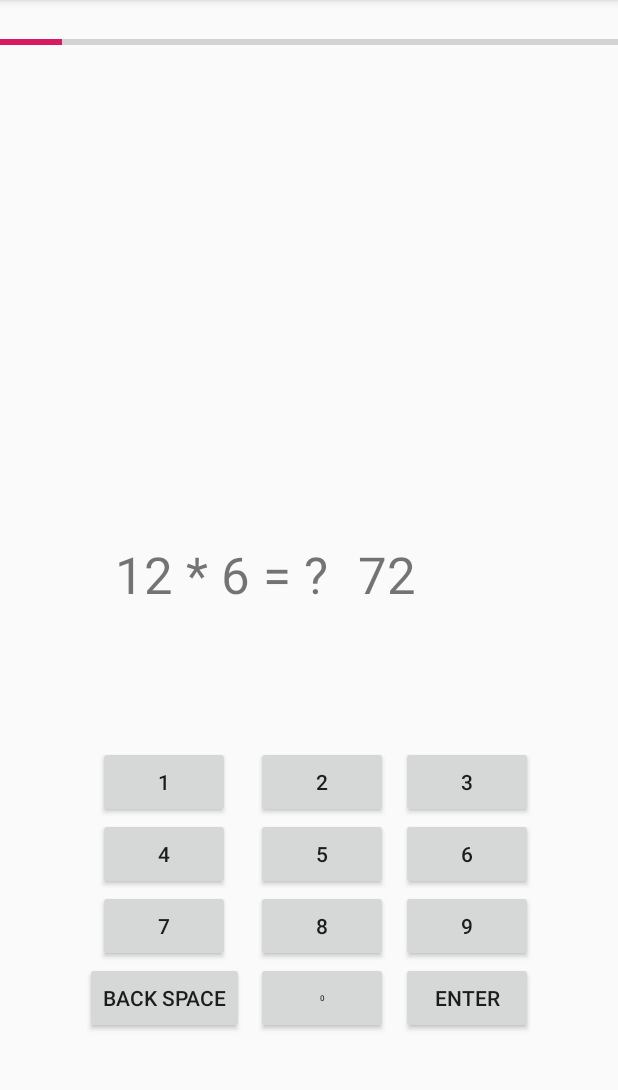
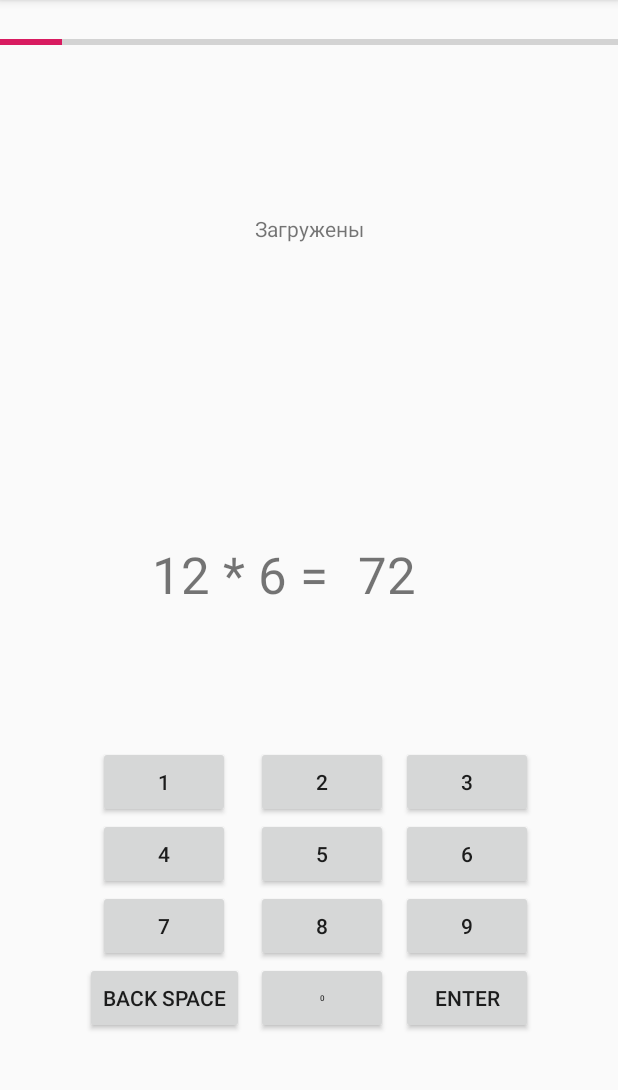
Before and after one commit to kamar19/Umnozhka2, an Android app: the screen it shows after launch (MainActivity), on a phone screen of 412 x 824 dp, the part 84-1174 px from its top. Run offline under Robolectric (Android 15) with nearby library versions, the light colour scheme and no system bars.

Commit message:
Add menu, run preferenses

```diff
--- a/app/src/main/java/com/example/umnozhka/MainActivity.java
+++ b/app/src/main/java/com/example/umnozhka/MainActivity.java
@@ -10,6 +10,7 @@ import android.view.MenuItem;
 import android.view.View;
 import android.widget.Button;
 import android.widget.TextView;
+import android.widget.Toast;
 
 import androidx.appcompat.app.AppCompatActivity;
 
@@ -29,13 +30,13 @@ public class MainActivity extends AppCompatActivity implements View.OnClickListe
     private static int SETTINGS_ADD_RANGE_MAX;  // Конец диапозона сложения
     private static boolean SETTINGS_MULTIPLY_1; // Умножение на 1
     private static boolean SETTINGS_MULTIPLY_2; // Умножение на 2
-//    private static boolean SETTINGS_MULTIPLY_3; //
-//    private static boolean SETTINGS_MULTIPLY_4; //
-//    private static boolean SETTINGS_MULTIPLY_5; //
-//    private static boolean SETTINGS_MULTIPLY_6; //
-//    private static boolean SETTINGS_MULTIPLY_7; //
-//    private static boolean SETTINGS_MULTIPLY_8; //
-//    private static boolean SETTINGS_MULTIPLY_9; //
+    private static boolean SETTINGS_MULTIPLY_3; //
+    private static boolean SETTINGS_MULTIPLY_4; //
+    private static boolean SETTINGS_MULTIPLY_5; //
+    private static boolean SETTINGS_MULTIPLY_6; //
+    private static boolean SETTINGS_MULTIPLY_7; //
+    private static boolean SETTINGS_MULTIPLY_8; //
+    private static boolean SETTINGS_MULTIPLY_9; //
     private static boolean SETTINGS_MULTIPLY_10;//
     private static int SETTINGS_TIME_BETWEEN_SESSIONS; // Время между сеансами
     private static int SETTINGS_COUNT_TASK;            // Задач в сеанс
@@ -71,6 +72,10 @@ public class MainActivity extends AppCompatActivity implements View.OnClickListe
 
 
     /** Called when the activity is first created. */
+
+
+
+
     public void onCreate(Bundle savedInstanceState) {
         super.onCreate(savedInstanceState);
         setContentView(R.layout.activity_main);
@@ -129,63 +134,74 @@ public class MainActivity extends AppCompatActivity implements View.OnClickListe
         sharedPreferences = getSharedPreferences(PREFERENCES_SETTINGS_NAME, Context.MODE_PRIVATE);
 
         if(sharedPreferences!= null) {
+            // по умолчанию, если нет настроек создаются
+//            Toast toast = Toast.makeText(getApplicationContext(),
+//                    "Настройки Созданы!", Toast.LENGTH_SHORT);
+//            toast.show();
+            textViewAnswerShow5.setVisibility(View.VISIBLE) ;
+            textViewAnswerShow5.setText(R.string.SettingsLoad);
+            LoadPreferences();
 
-            sharedPreferences.getBoolean("SETTINGS_MULTIPLY", true);
-            sharedPreferences.getBoolean("SETTINGS_DIVIDE", false);
-            sharedPreferences.getBoolean("SETTINGS_SUBTRAC", false);
-            sharedPreferences.getBoolean("SETTINGS_ADD", false);
-            sharedPreferences.getInt("SETTINGS_ADD_RANGE_MIN", 1);
-            sharedPreferences.getInt("SETTINGS_ADD_RANGE_MAX", 100);
-            sharedPreferences.getBoolean("SETTINGS_MULTIPLY_1", false);
-            sharedPreferences.getBoolean("SETTINGS_MULTIPLY_2", true);
-//            sharedPreferences.getBoolean("SETTINGS_MULTIPLY_3", true);
-//            sharedPreferences.getBoolean("SETTINGS_MULTIPLY_4", true);
-//            sharedPreferences.getBoolean("SETTINGS_MULTIPLY_5", true);
-//            sharedPreferences.getBoolean("SETTINGS_MULTIPLY_6", true);
-//            sharedPreferences.getBoolean("SETTINGS_MULTIPLY_7", true);
-//            sharedPreferences.getBoolean("SETTINGS_MULTIPLY_8", true);
-//            sharedPreferences.getBoolean("SETTINGS_MULTIPLY_9", true);
-            sharedPreferences.getBoolean("SETTINGS_MULTIPLY_10", false);
+
+        } else {
+
+//            Toast toast = Toast.makeText(getApplicationContext(),
+//                    "Настройки Загружены!", Toast.LENGTH_SHORT);
+//            toast.show();
+            // устанавливаем значение констант по умолчанию и сохраняем их в настройках
+            SETTINGS_MULTIPLY = true;
+            SETTINGS_DIVIDE = false;
+            SETTINGS_SUBTRAC = false;
+            SETTINGS_ADD = false;
+            SETTINGS_ADD_RANGE_MIN = 1;
+            SETTINGS_ADD_RANGE_MAX = 100;
+            SETTINGS_MULTIPLY_1 = false;
+            SETTINGS_MULTIPLY_2 = true;
+            SETTINGS_MULTIPLY_3 = true;
+            SETTINGS_MULTIPLY_4 = true;
+            SETTINGS_MULTIPLY_5 = true;
+            SETTINGS_MULTIPLY_6 = true;
+            SETTINGS_MULTIPLY_7 = true;
+            SETTINGS_MULTIPLY_8 = true;
+            SETTINGS_MULTIPLY_9 = true;
+            SETTINGS_MULTIPLY_10 = true;
 //            sharedPreferences.getInt("SETTINGS_TIME_BETWEEN_SESSIONS", 100);
 //            sharedPreferences.getInt("SETTINGS_COUNT_TASK", 12);
-            sharedPreferences.getBoolean("SETTINGS_RECORD", true);
+            SETTINGS_RECORD = true;
 //            sharedPreferences.getInt("SETTINGS_TIME_TASK", 30);
 //            sharedPreferences.getInt("SETTINGS_TIME_SESSION", 360);
-        } else {
-            SharedPreferences.Editor editorSharedPreferences = sharedPreferences.edit();
-            editorSharedPreferences.putBoolean("SETTINGS_MULTIPLY", SETTINGS_MULTIPLY);
-            editorSharedPreferences.putBoolean("SETTINGS_DIVIDE", SETTINGS_DIVIDE);
-            editorSharedPreferences.putBoolean("SETTINGS_SUBTRAC", SETTINGS_SUBTRAC);
-            editorSharedPreferences.putBoolean("SETTINGS_ADD", SETTINGS_ADD);
-            editorSharedPreferences.putInt("SETTINGS_ADD_RANGE_MIN", SETTINGS_ADD_RANGE_MIN);
-            editorSharedPreferences.putInt("SETTINGS_ADD_RANGE_MAX", SETTINGS_ADD_RANGE_MAX);
-            editorSharedPreferences.putBoolean("SETTINGS_MULTIPLY_1", SETTINGS_MULTIPLY_1);
-            editorSharedPreferences.putBoolean("SETTINGS_MULTIPLY_2", SETTINGS_MULTIPLY_2);
-//            editorSharedPreferences.putBoolean("SETTINGS_MULTIPLY_3", SETTINGS_MULTIPLY_3);
-//            editorSharedPreferences.putBoolean("SETTINGS_MULTIPLY_4", SETTINGS_MULTIPLY_4);
-//            editorSharedPreferences.putBoolean("SETTINGS_MULTIPLY_5", SETTINGS_MULTIPLY_5);
-//            editorSharedPreferences.putBoolean("SETTINGS_MULTIPLY_6", SETTINGS_MULTIPLY_6);
-//            editorSharedPreferences.putBoolean("SETTINGS_MULTIPLY_7", SETTINGS_MULTIPLY_7);
-//            editorSharedPreferences.putBoolean("SETTINGS_MULTIPLY_8", SETTINGS_MULTIPLY_8);
-//            editorSharedPreferences.putBoolean("SETTINGS_MULTIPLY_9", SETTINGS_MULTIPLY_9);
-            editorSharedPreferences.putBoolean("SETTINGS_MULTIPLY_10", SETTINGS_MULTIPLY_10);
-//            editorSharedPreferences.putBoolean("SETTINGS_TIME_BETWEEN_SESSIONS", SETTINGS_TIME_BETWEEN_SESSIONS);
-//            editorSharedPreferences.putBoolean("SETTINGS_COUNT_TASK", SETTINGS_COUNT_TASK);
-            editorSharedPreferences.putBoolean("SETTINGS_RECORD", SETTINGS_RECORD);
-//            editorSharedPreferences.putBoolean("SETTINGS_TIME_TASK", SETTINGS_TIME_TASK);
-//            editorSharedPreferences.putBoolean("SSETTINGS_TIME_SESSION", SETTINGS_TIME_SESSION);
-//            editorSharedPreferences.putBoolean("SETTINGS_TIME_SESSION", SETTINGS_MULTIPLY_10);
+            textViewAnswerShow5.setVisibility(View.VISIBLE) ;
+            textViewAnswerShow5.setText(R.string.SettingsSave);
+
+            SavePreferences();
 
         }
+    }
+    @Override
+    public boolean onCreateOptionsMenu(Menu menu) {
+//        MenuItem mi = menu.add(0, 1, 0, R.string.menu_Preferences);
 
-
-
+//        menu.add(0, 2, 0, R.string.menu_Exit);
+//
+//        mi.setIntent(new Intent(this, PrefActivity.class));
+//        return super.onCreateOptionsMenu(menu);
+        getMenuInflater().inflate(R.menu.um_menu, menu);
+        return true;
     }
 
-    public boolean onCreateOptionsMenu(Menu menu) {
-        MenuItem mi = menu.add(0, 1, 0, "@string/Preferences");
-        mi.setIntent(new Intent(this, PrefActivity.class));
-        return super.onCreateOptionsMenu(menu);
+    @Override
+    public boolean onOptionsItemSelected(MenuItem item) {
+        switch(item.getItemId()){
+            case R.id.menu_Preferences :
+//                item.setIntent(new Intent(this, PrefActivity.class));
+                Intent intent = new Intent(this, PrefActivity.class);
+                startActivity(intent);
+                return true;
+            case R.id.save_Exit:
+                this.finish();
+                return true;
+        }
+        return super.onOptionsItemSelected(item);
     }
 
     @Override
@@ -229,7 +245,8 @@ public class MainActivity extends AppCompatActivity implements View.OnClickListe
                 break;
             case R.id.buttonBackSpace:
             {
-                textViewAnswerShowBasic.setText(tempQuestion.substring(0,tempQuestion.length()-1) );
+                String tempSatring = tempQuestion.substring(0,tempQuestion.length()-2);
+                textViewAnswerShowBasic.setText("1");
 //                android:background="@drawable/baselinebackspaceblack18dp"
                 break;
             }
@@ -238,4 +255,60 @@ public class MainActivity extends AppCompatActivity implements View.OnClickListe
 
         }
     }
+    private void SavePreferences() {
+        SharedPreferences.Editor editorSharedPreferences = sharedPreferences.edit();
+        editorSharedPreferences.putBoolean("SETTINGS_MULTIPLY", SETTINGS_MULTIPLY);
+        editorSharedPreferences.putBoolean("SETTINGS_DIVIDE", SETTINGS_DIVIDE);
+        editorSharedPreferences.putBoolean("SETTINGS_SUBTRAC", SETTINGS_SUBTRAC);
+        editorSharedPreferences.putBoolean("SETTINGS_ADD", SETTINGS_ADD);
+        editorSharedPreferences.putInt("SETTINGS_ADD_RANGE_MIN", SETTINGS_ADD_RANGE_MIN);
+        editorSharedPreferences.putInt("SETTINGS_ADD_RANGE_MAX", SETTINGS_ADD_RANGE_MAX);
+        editorSharedPreferences.putBoolean("SETTINGS_MULTIPLY_1", SETTINGS_MULTIPLY_1);
+        editorSharedPreferences.putBoolean("SETTINGS_MULTIPLY_2", SETTINGS_MULTIPLY_2);
+            editorSharedPreferences.putBoolean("SETTINGS_MULTIPLY_3", SETTINGS_MULTIPLY_3);
+            editorSharedPreferences.putBoolean("SETTINGS_MULTIPLY_4", SETTINGS_MULTIPLY_4);
+            editorSharedPreferences.putBoolean("SETTINGS_MULTIPLY_5", SETTINGS_MULTIPLY_5);
+            editorSharedPreferences.putBoolean("SETTINGS_MULTIPLY_6", SETTINGS_MULTIPLY_6);
+            editorSharedPreferences.putBoolean("SETTINGS_MULTIPLY_7", SETTINGS_MULTIPLY_7);
+            editorSharedPreferences.putBoolean("SETTINGS_MULTIPLY_8", SETTINGS_MULTIPLY_8);
+            editorSharedPreferences.putBoolean("SETTINGS_MULTIPLY_9", SETTINGS_MULTIPLY_9);
+            editorSharedPreferences.putBoolean("SETTINGS_MULTIPLY_10", SETTINGS_MULTIPLY_10);
+//            editorSharedPreferences.putBoolean("SETTINGS_TIME_BETWEEN_SESSIONS", SETTINGS_TIME_BETWEEN_SESSIONS);
+//            editorSharedPreferences.putBoolean("SETTINGS_COUNT_TASK", SETTINGS_COUNT_TASK);
+        editorSharedPreferences.putBoolean("SETTINGS_RECORD", SETTINGS_RECORD);
+//            editorSharedPreferences.putBoolean("SETTINGS_TIME_TASK", SETTINGS_TIME_TASK);
+//            editorSharedPreferences.putBoolean("SSETTINGS_TIME_SESSION", SETTINGS_TIME_SESSION);
+//            editorSharedPreferences.putBoolean("SETTINGS_TIME_SESSION", SETTINGS_MULTIPLY_10);
+        editorSharedPreferences.apply();
+
+    }
+    private void LoadPreferences() {
+        // Думаю, что не нужно устанавливать в ручную переключатели и другие элементы в Preference Активности
+        // Должны сами устанавливаться по значению констант настроек
+
+        sharedPreferences.getBoolean("SETTINGS_MULTIPLY", true);
+        sharedPreferences.getBoolean("SETTINGS_DIVIDE", false);
+        sharedPreferences.getBoolean("SETTINGS_SUBTRAC", false);
+        sharedPreferences.getBoolean("SETTINGS_ADD", false);
+        sharedPreferences.getInt("SETTINGS_ADD_RANGE_MIN", 1);
+        sharedPreferences.getInt("SETTINGS_ADD_RANGE_MAX", 100);
+        sharedPreferences.getBoolean("SETTINGS_MULTIPLY_1", false);
+        sharedPreferences.getBoolean("SETTINGS_MULTIPLY_2", true);
+        sharedPreferences.getBoolean("SETTINGS_MULTIPLY_3", true);
+        sharedPreferences.getBoolean("SETTINGS_MULTIPLY_4", true);
+        sharedPreferences.getBoolean("SETTINGS_MULTIPLY_5", true);
+        sharedPreferences.getBoolean("SETTINGS_MULTIPLY_6", true);
+        sharedPreferences.getBoolean("SETTINGS_MULTIPLY_7", true);
+        sharedPreferences.getBoolean("SETTINGS_MULTIPLY_8", true);
+        sharedPreferences.getBoolean("SETTINGS_MULTIPLY_9", true);
+        sharedPreferences.getBoolean("SETTINGS_MULTIPLY_10", false);
+//            sharedPreferences.getInt("SETTINGS_TIME_BETWEEN_SESSIONS", 100);
+//            sharedPreferences.getInt("SETTINGS_COUNT_TASK", 12);
+        sharedPreferences.getBoolean("SETTINGS_RECORD", true);
+//            sharedPreferences.getInt("SETTINGS_TIME_TASK", 30);
+//            sharedPreferences.getInt("SETTINGS_TIME_SESSION", 360);
+
+    }
+
+
 }
--- a/app/src/main/res/layout/activity_main.xml
+++ b/app/src/main/res/layout/activity_main.xml
@@ -84,8 +84,8 @@
                 android:layout_columnWeight="1"
                 android:layout_gravity="center"
                 android:text="@string/textViewAnswerShow5"
-                android:visibility="invisible"
-                android:textSize="14sp" />
+                android:textSize="14sp"
+                android:visibility="invisible" />
 
             <TextView
                 android:id="@+id/textViewAnswerShow6"
--- /dev/null
+++ b/app/src/main/res/menu/um_menu.xml
@@ -0,0 +1,11 @@
+<?xml version="1.0" encoding="utf-8"?>
+<menu xmlns:android="http://schemas.android.com/apk/res/android">
+    <item
+        android:id="@+id/menu_Preferences"
+        android:orderInCategory="1"
+        android:title="@string/menu_Preferences" />
+    <item
+        android:id="@+id/save_Exit"
+        android:orderInCategory="3"
+        android:title="@string/menu_Exit" />
+</menu>
--- a/app/src/main/res/values/strings.xml
+++ b/app/src/main/res/values/strings.xml
@@ -27,7 +27,7 @@
     <string name="textViewAnswerShow10">10*6=6</string>
     <string name="textViewAnswerShow11">11*6=6</string>
     <string name="textViewAnswerShow12">12*6=62</string>
-    <string name="textViewQuestion"> 12 * 6 = ? </string>
+    <string name="textViewQuestion"> 12 * 6 = </string>
     <string name="str_enter">Введи ответ.</string>
     <string name="textViewAnswerShowBasic">72</string>
 
@@ -45,7 +45,11 @@
 
 
     <string name="title_activity_pref">prefActivity</string>
-    <string name="Preferences">Настройки</string>
+
+    <string name="menu_Preferences">Настройки</string>
+    <string name="menu_Exit">Выход</string>
+
+
     <string name="SettingsMultiplySummaryOn">включено</string>
     <string name="SettingsMultiplySummaryOff">выключено</string>
     <string name="SettingsMultiplyTitle">Умножение</string>
@@ -54,4 +58,7 @@
     <string name="SettingsDivideTitle">Деление</string>
     <string name="operationsOn">Действия на ...</string>
 
+    <string name="SettingsLoad">Загружены</string>
+    <string name="SettingsSave">Сохранены</string>
+
 </resources>
```
